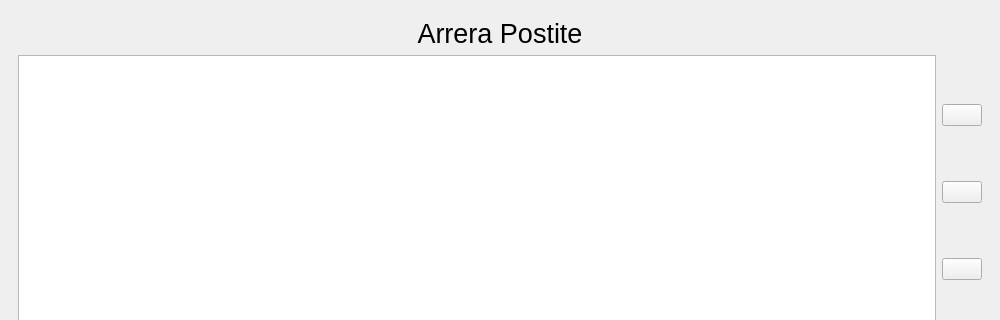
First picture: the form in cuiapostite.ui, repository Arrera-Software/Arrera-Postite, before the edit; both pictures show x 0 to 1000 and y 0 to 320 of the 1000 by 600 pixel window.
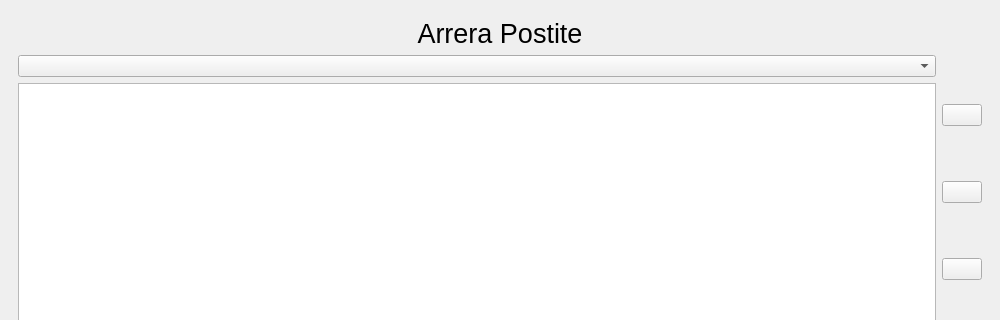
Second picture: the form after the edit. The open tabs and pages were chosen to show the change. Icons and pictures are not drawn. Custom widgets are drawn as their Qt base class.

Commit message: Ajout d'une combox

```diff
--- a/cuiapostite.ui
+++ b/cuiapostite.ui
@@ -980,7 +980,14 @@
         <item>
          <layout class="QHBoxLayout" name="horizontalLayout_9">
           <item>
-           <widget class="QTreeView" name="IDC_VIEWFILE"/>
+           <layout class="QVBoxLayout" name="verticalLayout_4">
+            <item>
+             <widget class="QComboBox" name="comboBox"/>
+            </item>
+            <item>
+             <widget class="QTreeView" name="IDC_VIEWFILE"/>
+            </item>
+           </layout>
           </item>
           <item>
            <layout class="QVBoxLayout" name="verticalLayout_12">
```
Left out of the diff: 2 changed lines with no effect on the pictures.
